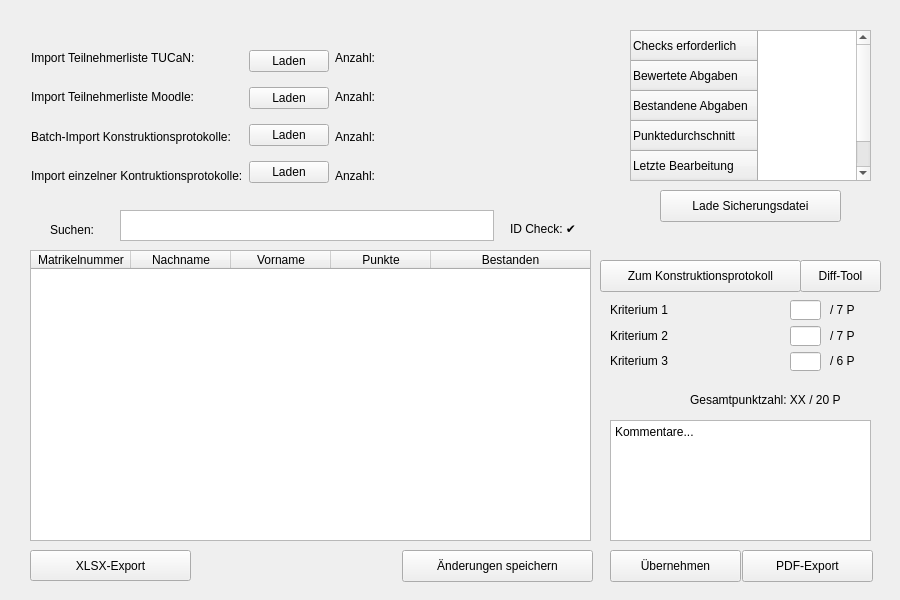
Before: the Qt Designer form gmvtestat.ui in Dimey/IIB_GMV-Testat, drawn with Qt 5.
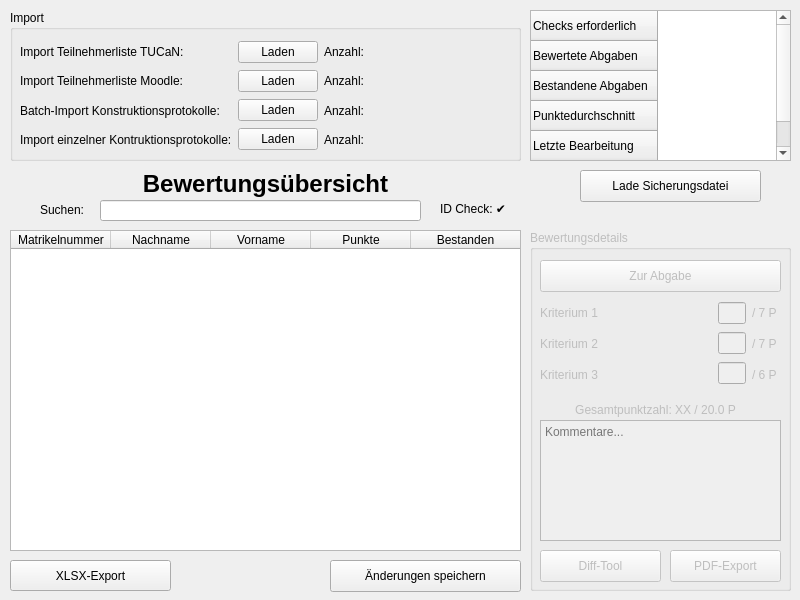
After: the same form once the commit is applied. Icons and pictures are not drawn.

```diff
--- a/gmvtestat.ui
+++ b/gmvtestat.ui
@@ -6,7 +6,7 @@
    <rect>
     <x>0</x>
     <y>0</y>
-    <width>900</width>
+    <width>800</width>
     <height>600</height>
    </rect>
   </property>
@@ -21,10 +21,10 @@
    <widget class="QTableWidget" name="BewertungsUebersicht_table">
     <property name="geometry">
      <rect>
-      <x>30</x>
-      <y>250</y>
-      <width>561</width>
-      <height>291</height>
+      <x>10</x>
+      <y>230</y>
+      <width>511</width>
+      <height>321</height>
      </rect>
     </property>
     <property name="selectionBehavior">
@@ -65,8 +65,8 @@
    <widget class="QLabel" name="label_14">
     <property name="geometry">
      <rect>
-      <x>510</x>
-      <y>220</y>
+      <x>440</x>
+      <y>200</y>
       <width>81</width>
       <height>16</height>
      </rect>
@@ -75,12 +75,188 @@
      <string>ID Check: ✔️</string>
     </property>
    </widget>
+   <widget class="QPushButton" name="pushButton_8">
+    <property name="geometry">
+     <rect>
+      <x>10</x>
+      <y>560</y>
+      <width>161</width>
+      <height>31</height>
+     </rect>
+    </property>
+    <property name="text">
+     <string>XLSX-Export</string>
+    </property>
+   </widget>
+   <widget class="QLabel" name="label_5">
+    <property name="geometry">
+     <rect>
+      <x>40</x>
+      <y>200</y>
+      <width>61</width>
+      <height>20</height>
+     </rect>
+    </property>
+    <property name="text">
+     <string>Suchen:</string>
+    </property>
+   </widget>
+   <widget class="QPushButton" name="AenderungenSpeichern_btn">
+    <property name="geometry">
+     <rect>
+      <x>330</x>
+      <y>560</y>
+      <width>191</width>
+      <height>32</height>
+     </rect>
+    </property>
+    <property name="text">
+     <string>Änderungen speichern</string>
+    </property>
+   </widget>
+   <widget class="QPushButton" name="LadeSicherungsDatei_btn">
+    <property name="geometry">
+     <rect>
+      <x>580</x>
+      <y>170</y>
+      <width>181</width>
+      <height>32</height>
+     </rect>
+    </property>
+    <property name="text">
+     <string>Lade Sicherungsdatei</string>
+    </property>
+   </widget>
+   <widget class="QTableWidget" name="tableWidget">
+    <property name="geometry">
+     <rect>
+      <x>530</x>
+      <y>10</y>
+      <width>261</width>
+      <height>151</height>
+     </rect>
+    </property>
+    <attribute name="horizontalHeaderVisible">
+     <bool>false</bool>
+    </attribute>
+    <row>
+     <property name="text">
+      <string>Checks erforderlich</string>
+     </property>
+    </row>
+    <row>
+     <property name="text">
+      <string>Bewertete Abgaben</string>
+     </property>
+    </row>
+    <row>
+     <property name="text">
+      <string>Bestandene Abgaben</string>
+     </property>
+    </row>
+    <row>
+     <property name="text">
+      <string>Punktedurchschnitt</string>
+     </property>
+    </row>
+    <row>
+     <property name="text">
+      <string>Letzte Bearbeitung</string>
+     </property>
+    </row>
+   </widget>
+   <widget class="QLineEdit" name="lineEdit">
+    <property name="geometry">
+     <rect>
+      <x>100</x>
+      <y>200</y>
+      <width>321</width>
+      <height>21</height>
+     </rect>
+    </property>
+   </widget>
+   <widget class="QGroupBox" name="bewertungsdetails_groupBox">
+    <property name="enabled">
+     <bool>false</bool>
+    </property>
+    <property name="geometry">
+     <rect>
+      <x>530</x>
+      <y>230</y>
+      <width>261</width>
+      <height>361</height>
+     </rect>
+    </property>
+    <property name="title">
+     <string>Bewertungsdetails</string>
+    </property>
+    <widget class="QPushButton" name="pushButton">
+     <property name="geometry">
+      <rect>
+       <x>10</x>
+       <y>30</y>
+       <width>241</width>
+       <height>32</height>
+      </rect>
+     </property>
+     <property name="text">
+      <string>Zur Abgabe</string>
+     </property>
+    </widget>
+    <widget class="QPlainTextEdit" name="bemerkungen_textEdit">
+     <property name="geometry">
+      <rect>
+       <x>10</x>
+       <y>190</y>
+       <width>241</width>
+       <height>121</height>
+      </rect>
+     </property>
+     <property name="readOnly">
+      <bool>false</bool>
+     </property>
+     <property name="placeholderText">
+      <string>Kommentare...</string>
+     </property>
+    </widget>
+    <widget class="QLabel" name="gesamtpunktzahl_label">
+     <property name="geometry">
+      <rect>
+       <x>10</x>
+       <y>170</y>
+       <width>231</width>
+       <height>20</height>
+      </rect>
+     </property>
+     <property name="text">
+      <string>Gesamtpunktzahl: XX / 20.0 P</string>
+     </property>
+     <property name="textFormat">
+      <enum>Qt::MarkdownText</enum>
+     </property>
+     <property name="alignment">
+      <set>Qt::AlignCenter</set>
+     </property>
+    </widget>
+    <widget class="QPushButton" name="pdfExport_btn">
+     <property name="geometry">
+      <rect>
+       <x>140</x>
+       <y>320</y>
+       <width>111</width>
+       <height>32</height>
+      </rect>
+     </property>
+     <property name="text">
+      <string>PDF-Export</string>
+     </property>
+    </widget>
    <widget class="QPushButton" name="pushButton_5">
     <property name="geometry">
      <rect>
-      <x>800</x>
-      <y>260</y>
-      <width>81</width>
+       <x>10</x>
+       <y>320</y>
+       <width>121</width>
       <height>32</height>
      </rect>
     </property>
@@ -88,48 +264,17 @@
      <string>Diff-Tool</string>
     </property>
    </widget>
-   <widget class="QWidget" name="layoutWidget">
+    <widget class="QWidget" name="">
     <property name="geometry">
      <rect>
-      <x>830</x>
-      <y>300</y>
-      <width>41</width>
-      <height>71</height>
-     </rect>
-    </property>
-    <layout class="QVBoxLayout" name="verticalLayout_7">
+       <x>10</x>
+       <y>70</y>
+       <width>241</width>
+       <height>87</height>
+      </rect>
+     </property>
+     <layout class="QHBoxLayout" name="horizontalLayout_3" stretch="6,1,1">
      <item>
-      <widget class="QLabel" name="label_18">
-       <property name="text">
-        <string>/ 7 P</string>
-       </property>
-      </widget>
-     </item>
-     <item>
-      <widget class="QLabel" name="label_19">
-       <property name="text">
-        <string>/ 7 P</string>
-       </property>
-      </widget>
-     </item>
-     <item>
-      <widget class="QLabel" name="label_20">
-       <property name="text">
-        <string>/ 6 P</string>
-       </property>
-      </widget>
-     </item>
-    </layout>
-   </widget>
-   <widget class="QWidget" name="layoutWidget">
-    <property name="geometry">
-     <rect>
-      <x>610</x>
-      <y>300</y>
-      <width>181</width>
-      <height>71</height>
-     </rect>
-    </property>
     <layout class="QVBoxLayout" name="verticalLayout_5">
      <item>
       <widget class="QLabel" name="label_15">
@@ -153,105 +298,67 @@
       </widget>
      </item>
     </layout>
-   </widget>
-   <widget class="QPlainTextEdit" name="bemerkungen_textEdit">
-    <property name="geometry">
-     <rect>
-      <x>610</x>
-      <y>420</y>
-      <width>261</width>
-      <height>121</height>
-     </rect>
-    </property>
-    <property name="plainText">
-     <string>Kommentare...</string>
-    </property>
-   </widget>
-   <widget class="QPushButton" name="pushButton_8">
-    <property name="geometry">
-     <rect>
-      <x>30</x>
-      <y>550</y>
-      <width>161</width>
-      <height>31</height>
-     </rect>
-    </property>
+      </item>
+      <item>
+       <layout class="QVBoxLayout" name="verticalLayout_6">
+        <item>
+         <widget class="QLineEdit" name="krit1_lineEdit"/>
+        </item>
+        <item>
+         <widget class="QLineEdit" name="krit2_lineEdit"/>
+        </item>
+        <item>
+         <widget class="QLineEdit" name="krit3_lineEdit"/>
+        </item>
+       </layout>
+      </item>
+      <item>
+       <layout class="QVBoxLayout" name="verticalLayout_7">
+        <item>
+         <widget class="QLabel" name="label_18">
     <property name="text">
-     <string>XLSX-Export</string>
-    </property>
-   </widget>
-   <widget class="QLabel" name="gesamtpunktzahl_label">
-    <property name="geometry">
-     <rect>
-      <x>690</x>
-      <y>390</y>
-      <width>181</width>
-      <height>20</height>
-     </rect>
-    </property>
+           <string>/ 7 P</string>
+          </property>
+         </widget>
+        </item>
+        <item>
+         <widget class="QLabel" name="label_19">
     <property name="text">
-     <string>Gesamtpunktzahl: XX / 20 P</string>
-    </property>
-    <property name="textFormat">
-     <enum>Qt::MarkdownText</enum>
-    </property>
-   </widget>
-   <widget class="QLabel" name="label_5">
-    <property name="geometry">
-     <rect>
-      <x>50</x>
-      <y>220</y>
-      <width>61</width>
-      <height>20</height>
-     </rect>
-    </property>
+           <string>/ 7 P</string>
+          </property>
+         </widget>
+        </item>
+        <item>
+         <widget class="QLabel" name="label_20">
     <property name="text">
-     <string>Suchen:</string>
-    </property>
-   </widget>
-   <widget class="QPlainTextEdit" name="plainTextEdit">
-    <property name="geometry">
-     <rect>
-      <x>120</x>
-      <y>210</y>
-      <width>374</width>
-      <height>31</height>
-     </rect>
-    </property>
-   </widget>
-   <widget class="QPushButton" name="pushButton_6">
-    <property name="geometry">
-     <rect>
-      <x>610</x>
-      <y>550</y>
-      <width>131</width>
-      <height>32</height>
-     </rect>
-    </property>
-    <property name="text">
-     <string>Übernehmen</string>
-    </property>
+           <string>/ 6 P</string>
+          </property>
+         </widget>
+        </item>
+       </layout>
+      </item>
+     </layout>
+    </widget>
    </widget>
-   <widget class="QPushButton" name="pushButton_7">
+   <widget class="QGroupBox" name="groupBox">
     <property name="geometry">
      <rect>
-      <x>742</x>
-      <y>550</y>
-      <width>131</width>
-      <height>32</height>
-     </rect>
-    </property>
-    <property name="text">
-     <string>PDF-Export</string>
-    </property>
-   </widget>
-   <widget class="QWidget" name="layoutWidget">
-    <property name="geometry">
-     <rect>
-      <x>31</x>
-      <y>41</y>
-      <width>431</width>
+      <x>10</x>
+      <y>10</y>
+      <width>511</width>
       <height>151</height>
+     </rect>
+    </property>
+    <property name="title">
+     <string>Import</string>
+    </property>
+    <widget class="QWidget" name="layoutWidget">
+     <property name="geometry">
+      <rect>
+       <x>10</x>
+       <y>30</y>
+       <width>441</width>
+       <height>111</height>
      </rect>
     </property>
     <layout class="QHBoxLayout" name="horizontalLayout_2">
@@ -373,7 +480,7 @@
           </widget>
          </item>
          <item>
-          <widget class="QLabel" name="label_12">
+           <widget class="QLabel" name="AnzahlAbgaben_label">
            <property name="text">
             <string/>
            </property>
@@ -392,103 +499,31 @@
      </item>
     </layout>
    </widget>
-   <widget class="QPushButton" name="pushButton">
-    <property name="geometry">
-     <rect>
-      <x>600</x>
-      <y>260</y>
-      <width>201</width>
-      <height>32</height>
-     </rect>
-    </property>
-    <property name="text">
-     <string>Zum Konstruktionsprotokoll</string>
-    </property>
    </widget>
-   <widget class="QPushButton" name="AenderungenSpeichern_btn">
+   <widget class="QLabel" name="label_10">
     <property name="geometry">
      <rect>
-      <x>402</x>
-      <y>550</y>
-      <width>191</width>
-      <height>32</height>
+      <x>10</x>
+      <y>169</y>
+      <width>511</width>
+      <height>31</height>
      </rect>
     </property>
     <property name="text">
-     <string>Änderungen speichern</string>
+     <string>&lt;html&gt;&lt;head/&gt;&lt;body&gt;&lt;p&gt;&lt;span style=&quot; font-size:18pt; font-weight:600;&quot;&gt;Bewertungsübersicht&lt;/span&gt;&lt;/p&gt;&lt;/body&gt;&lt;/html&gt;</string>
     </property>
-   </widget>
-   <widget class="QPushButton" name="LadeSicherungsDatei_btn">
-    <property name="geometry">
-     <rect>
-      <x>660</x>
-      <y>190</y>
-      <width>181</width>
-      <height>32</height>
-     </rect>
+    <property name="textFormat">
+     <enum>Qt::RichText</enum>
     </property>
-    <property name="text">
-     <string>Lade Sicherungsdatei</string>
+    <property name="scaledContents">
+     <bool>true</bool>
     </property>
-   </widget>
-   <widget class="QTableWidget" name="tableWidget">
-    <property name="geometry">
-     <rect>
-      <x>630</x>
-      <y>30</y>
-      <width>241</width>
-      <height>151</height>
-     </rect>
+    <property name="alignment">
+     <set>Qt::AlignCenter</set>
     </property>
-    <attribute name="horizontalHeaderVisible">
+    <property name="wordWrap">
      <bool>false</bool>
-    </attribute>
-    <row>
-     <property name="text">
-      <string>Checks erforderlich</string>
-     </property>
-    </row>
-    <row>
-     <property name="text">
-      <string>Bewertete Abgaben</string>
-     </property>
-    </row>
-    <row>
-     <property name="text">
-      <string>Bestandene Abgaben</string>
-     </property>
-    </row>
-    <row>
-     <property name="text">
-      <string>Punktedurchschnitt</string>
-     </property>
-    </row>
-    <row>
-     <property name="text">
-      <string>Letzte Bearbeitung</string>
-     </property>
-    </row>
-   </widget>
-   <widget class="QWidget" name="">
-    <property name="geometry">
-     <rect>
-      <x>790</x>
-      <y>300</y>
-      <width>31</width>
-      <height>71</height>
-     </rect>
-    </property>
-    <layout class="QVBoxLayout" name="verticalLayout_6">
-     <item>
-      <widget class="QLineEdit" name="krit1_lineEdit"/>
-     </item>
-     <item>
-      <widget class="QLineEdit" name="krit2_lineEdit"/>
-     </item>
-     <item>
-      <widget class="QLineEdit" name="krit3_lineEdit"/>
-     </item>
-    </layout>
+    </property>
    </widget>
   </widget>
   <action name="actionHallo">
```
Lines whose indentation alone changed are shown as unchanged.
